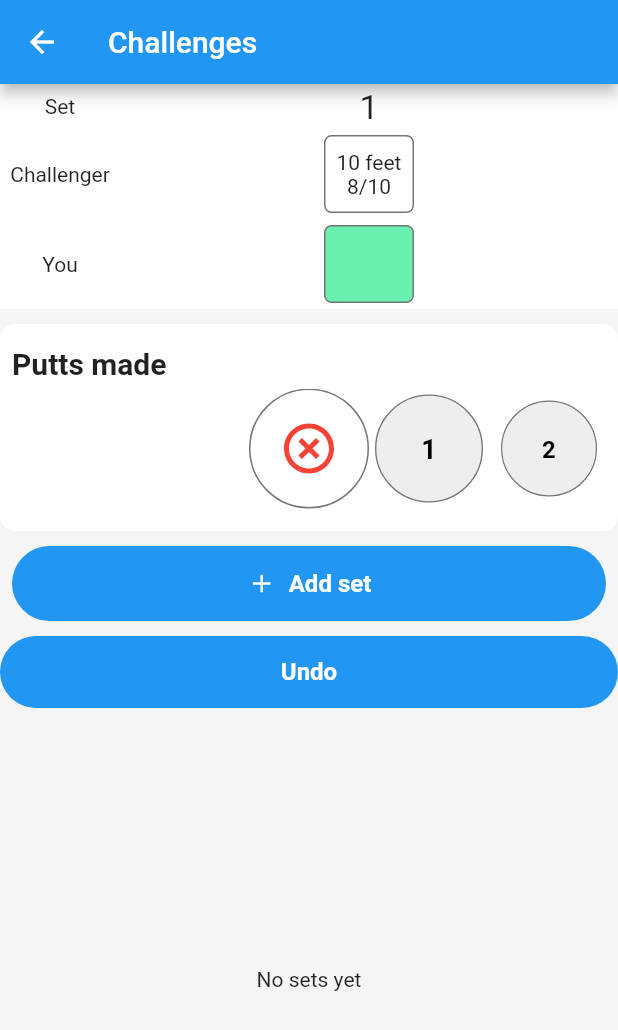
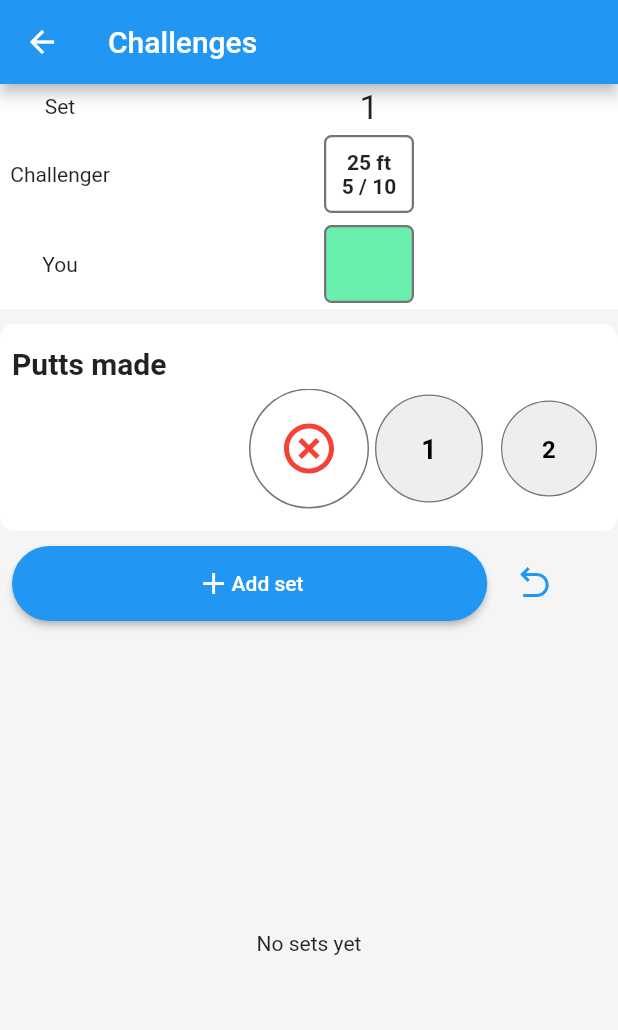
Before and after one commit to joevdiscgolf/MyPutt, a Flutter app: the ChallengeRecordScreen screen opened directly, on a phone screen of 412 x 824 dp. Shown: the top 1030 px of the screen. Run offline on Flutter 3.47's test engine with Material 2 defaults, Android fonts, the light colour scheme and no system bars; drawn by our look-alikes of flutter_bounceable, scroll_snap_list; our stand-ins replace bloc, cloud_firestore, firebase_auth, firebase_core, flutter_bloc, flutter_remix and 1 more; missing offline and left inert: flutter_vibrate; accounts and stored records are empty.

Commit message:
Got challenges UI preliminarily working

```diff
--- a/lib/components/buttons/primary_button.dart
+++ b/lib/components/buttons/primary_button.dart
@@ -9,7 +9,7 @@ class PrimaryButton extends StatelessWidget {
     this.labelColor = Colors.white,
     this.iconColor = Colors.white,
     this.height = 48,
-    this.width = double.infinity,
+    required this.width,
     this.fontSize = 16,
     this.fontWeight = FontWeight.w600,
     this.icon,
--- a/lib/components/previous_sets_list.dart
+++ b/lib/components/previous_sets_list.dart
@@ -6,11 +6,15 @@ import 'package:myputt/bloc/cubits/challenges_cubit.dart';
 
 class PreviousSetsList extends StatefulWidget {
   const PreviousSetsList(
-      {Key? key, required this.sets, required this.deleteSet})
+      {Key? key,
+      required this.sets,
+      required this.deleteSet,
+      required this.deletable})
       : super(key: key);
 
   final List<PuttingSet> sets;
   final Function deleteSet;
+  final bool deletable;
 
   @override
   _PreviousSetsListState createState() => _PreviousSetsListState();
@@ -31,7 +35,7 @@ class _PreviousSetsListState extends State<PreviousSetsList> {
                       .asMap()
                       .entries
                       .map((entry) => PuttingSetRow(
-                          deletable: true,
+                          deletable: widget.deletable,
                           set: entry.value,
                           index: entry.key,
                           delete: () {
@@ -53,7 +57,7 @@ class _PreviousSetsListState extends State<PreviousSetsList> {
                       .asMap()
                       .entries
                       .map((entry) => PuttingSetRow(
-                          deletable: true,
+                          deletable: widget.deletable,
                           set: entry.value,
                           index: entry.key,
                           delete: () {
--- a/lib/screens/challenge/challenge_record_screen.dart
+++ b/lib/screens/challenge/challenge_record_screen.dart
@@ -95,44 +95,19 @@ class _ChallengeRecordScreenState extends State<ChallengeRecordScreen> {
           const SizedBox(height: 10),
           Container(
               margin: const EdgeInsets.symmetric(horizontal: 8),
-              child: _addSetButton(context)),
+              child: Row(
+                children: [
+                  Flexible(flex: 4, child: _addSetButton(context)),
+                  Flexible(flex: 1, child: _undoButton(context)),
+                ],
+              )),
           const SizedBox(height: 10),
-          BlocBuilder<ChallengesCubit, ChallengesState>(
-            builder: (context, state) {
-              if (state is ChallengeInProgress) {
-                return PrimaryButton(
-                    label: 'Undo',
-                    onPressed: () {
-                      BlocProvider.of<ChallengesCubit>(context).undo();
-                      challengerKey.currentState?.focusToItem(
-                          state.currentChallenge.recipientSets.length);
-                      currentUserKey.currentState?.focusToItem(
-                          state.currentChallenge.recipientSets.length);
-                      numberListKey.currentState?.focusToItem(
-                          state.currentChallenge.recipientSets.length);
-                    });
-              } else if (state is ChallengeComplete) {
-                return PrimaryButton(
-                    label: 'Undo',
-                    onPressed: () {
-                      BlocProvider.of<ChallengesCubit>(context).undo();
-                      challengerKey.currentState?.focusToItem(
-                          state.currentChallenge.recipientSets.length);
-                      currentUserKey.currentState?.focusToItem(
-                          state.currentChallenge.recipientSets.length);
-                      numberListKey.currentState?.focusToItem(
-                          state.currentChallenge.recipientSets.length);
-                    });
-              } else {
-                return PrimaryButton(label: 'Undo', onPressed: () {});
-              }
-            },
-          ),
           const SizedBox(height: 10),
           BlocBuilder<ChallengesCubit, ChallengesState>(
             builder: (context, state) {
               if (state is ChallengeInProgress) {
                 return PreviousSetsList(
+                  deletable: false,
                   sets: state.currentChallenge.recipientSets,
                   deleteSet: (PuttingSet set) {
                     BlocProvider.of<ChallengesCubit>(context).undo();
@@ -140,6 +115,7 @@ class _ChallengeRecordScreenState extends State<ChallengeRecordScreen> {
                 );
               } else if (state is ChallengeComplete) {
                 return PreviousSetsList(
+                  deletable: false,
                   sets: state.currentChallenge.recipientSets,
                   deleteSet: (PuttingSet set) {
                     BlocProvider.of<ChallengesCubit>(context).undo();
@@ -325,19 +301,40 @@ class _ChallengeRecordScreenState extends State<ChallengeRecordScreen> {
     return BlocBuilder<ChallengesCubit, ChallengesState>(
       builder: (context, state) {
         if (state is ChallengeComplete) {
-          return PrimaryButton(
-              label: 'Finish challenge',
-              width: double.infinity,
+          return SizedBox(
             height: 50,
-              icon: FlutterRemix.check_line,
-              onPressed: () {});
+            child: ElevatedButton(
+                style: ElevatedButton.styleFrom(
+                    shape: RoundedRectangleBorder(
+                        borderRadius: BorderRadius.circular(48)),
+                    primary: Colors.greenAccent[200],
+                    enableFeedback: true),
+                child: Center(
+                    child: Row(
+                  mainAxisAlignment: MainAxisAlignment.center,
+                  children: const [
+                    Icon(FlutterRemix.check_line),
+                    Text('Finish challenge'),
+                  ],
+                )),
+                onPressed: () {}),
+          );
         }
         if (state is ChallengeInProgress) {
-          return PrimaryButton(
-              label: 'Add set',
-              width: double.infinity,
+          return SizedBox(
             height: 50,
-              icon: FlutterRemix.add_line,
+            child: ElevatedButton(
+                style: ElevatedButton.styleFrom(
+                    shape: RoundedRectangleBorder(
+                        borderRadius: BorderRadius.circular(48)),
+                    enableFeedback: true),
+                child: Row(
+                  mainAxisAlignment: MainAxisAlignment.center,
+                  children: const [
+                    Icon(FlutterRemix.add_line),
+                    Text('Add set')
+                  ],
+                ),
                 onPressed: () {
                   BlocProvider.of<ChallengesCubit>(context).addSet(PuttingSet(
                       distance: 10,
@@ -351,9 +348,67 @@ class _ChallengeRecordScreenState extends State<ChallengeRecordScreen> {
                     numberListKey.currentState?.focusToItem(
                         state.currentChallenge.recipientSets.length);
                   });
-              });
+                }),
+          );
         } else {
           return const Text('Something went wrong');
+        }
+      },
+    );
+  }
+
+  Widget _undoButton(BuildContext context) {
+    return BlocBuilder<ChallengesCubit, ChallengesState>(
+      builder: (context, state) {
+        if (state is ChallengeInProgress) {
+          return ElevatedButton(
+            style: ElevatedButton.styleFrom(
+                shape: RoundedRectangleBorder(
+                    borderRadius: BorderRadius.circular(48)),
+                primary: Colors.transparent,
+                shadowColor: Colors.transparent),
+            child: const Icon(
+              FlutterRemix.arrow_go_back_line,
+              color: Colors.blue,
+            ),
+            onPressed: () {
+              BlocProvider.of<ChallengesCubit>(context).undo();
+              challengerKey.currentState
+                  ?.focusToItem(state.currentChallenge.recipientSets.length);
+              currentUserKey.currentState
+                  ?.focusToItem(state.currentChallenge.recipientSets.length);
+              numberListKey.currentState
+                  ?.focusToItem(state.currentChallenge.recipientSets.length);
+            },
+          );
+        } else if (state is ChallengeComplete) {
+          return ElevatedButton(
+            style: ElevatedButton.styleFrom(
+                shape: RoundedRectangleBorder(
+                    borderRadius: BorderRadius.circular(48)),
+                primary: Colors.transparent,
+                shadowColor: Colors.transparent),
+            child: const Icon(
+              FlutterRemix.arrow_go_back_line,
+              color: Colors.blue,
+            ),
+            onPressed: () {
+              BlocProvider.of<ChallengesCubit>(context).undo();
+              challengerKey.currentState
+                  ?.focusToItem(state.currentChallenge.recipientSets.length);
+              currentUserKey.currentState
+                  ?.focusToItem(state.currentChallenge.recipientSets.length);
+              numberListKey.currentState
+                  ?.focusToItem(state.currentChallenge.recipientSets.length);
+            },
+          );
+        } else {
+          return PrimaryButton(
+            label: 'Undo',
+            onPressed: () {},
+            width: 100,
+            icon: FlutterRemix.arrow_go_back_line,
+          );
         }
       },
     );
--- a/lib/screens/challenge/components/challenge_scroll_snap_lists.dart
+++ b/lib/screens/challenge/components/challenge_scroll_snap_lists.dart
@@ -69,27 +69,29 @@ class _ChallengeScrollSnapListState extends State<ChallengeScrollSnapList> {
           decoration: BoxDecoration(
               borderRadius: BorderRadius.circular(5),
               color: Colors.greenAccent[200],
-              border: Border.all(color: Colors.grey[600]!)),
+              border: Border.all(color: Colors.grey[600]!, width: 1.5)),
           width: 60,
           height: 40,
         );
       }
     }
-
     return Container(
       decoration: BoxDecoration(
           borderRadius: BorderRadius.circular(5),
           color: Colors.white,
-          border: Border.all(color: Colors.grey[600]!)),
+          border: Border.all(color: Colors.grey[600]!, width: 1.5)),
       width: 60,
       height: 40,
       child: Center(
         child: Column(
           mainAxisAlignment: MainAxisAlignment.center,
-          children: const [
-            Text('10 feet'),
+          children: [
+            Text('${widget.puttingSets[index].distance} ft',
+                style: const TextStyle(fontWeight: FontWeight.bold)),
             //Text('${widget.puttingSets[index].distance} ft'),
-            Text('8/10'),
+            Text(
+                '${widget.puttingSets[index].puttsMade} / ${widget.puttingSets[index].puttsAttempted}',
+                style: const TextStyle(fontWeight: FontWeight.bold)),
             //Text('${widget.puttingSets[index].puttsMade} / ${widget.puttingSets[index].puttsAttempted}'),
           ],
         ),
```
Lines whose indentation alone changed are shown as unchanged.
